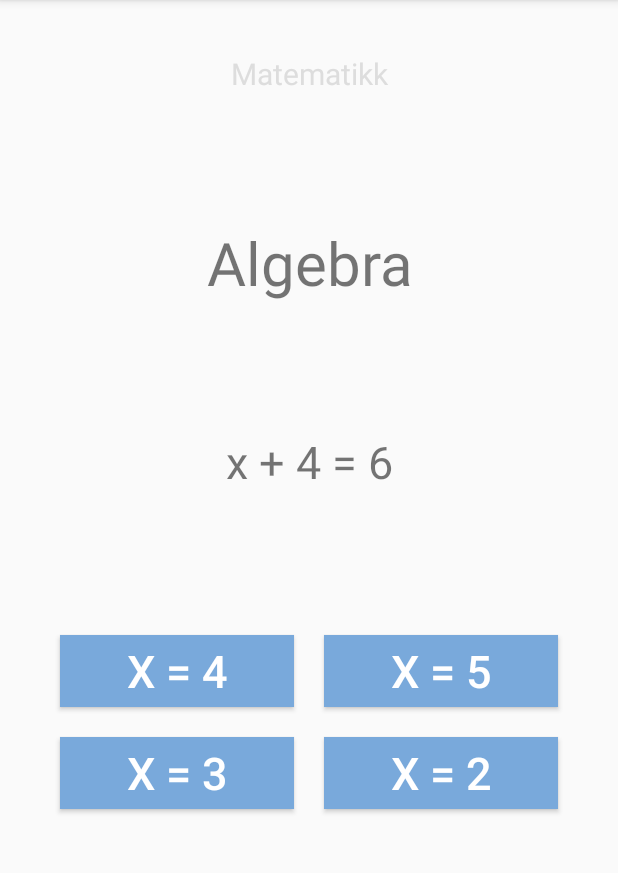
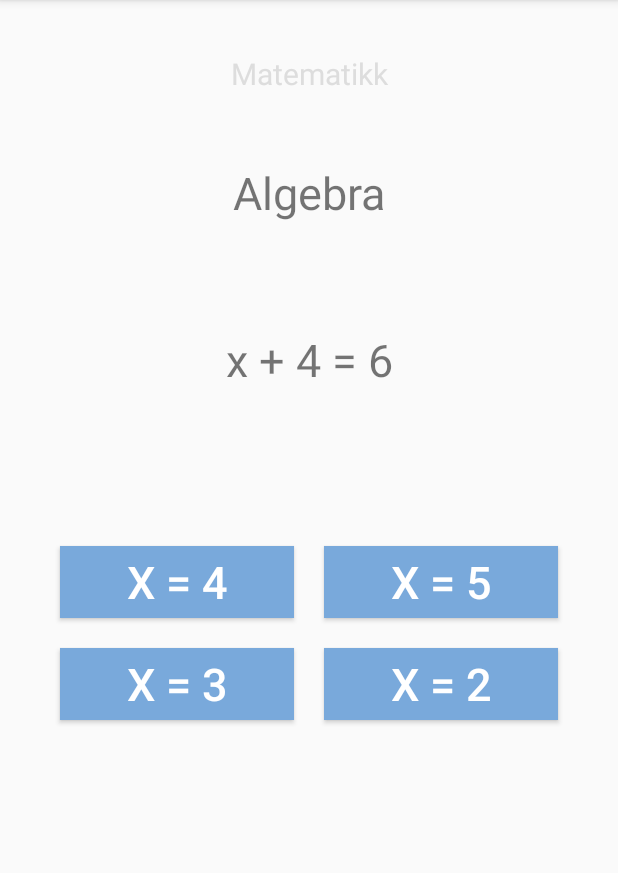
Before and after one commit to DitteCallesen/Einstein_PU, an Android app: the AssignmentActivity screen opened directly, with no data from a screen before it, on a phone screen of 412 x 824 dp, the part 84-957 px from its top. Run offline under Robolectric (Android 15) with nearby library versions, the phone set to English and light mode, and no system bars; 3 statements that could not run were skipped.

Commit message:
fixed assignment, counter is still broken

```diff
--- a/Einstein/app/src/main/res/layout/activity_assignment.xml
+++ b/Einstein/app/src/main/res/layout/activity_assignment.xml
@@ -22,20 +22,20 @@
     <!-- Navn på tema-->
     <TextView
         android:layout_width="match_parent"
-        android:layout_height="wrap_content"
+        android:layout_height="101dp"
         android:id="@+id/subject"
         android:gravity="center_horizontal"
-        android:paddingTop="60dp"
+        android:paddingTop="20dp"
         android:paddingBottom="25dp"
-        android:textSize="40dp"/>
+        android:textSize="30dp"/>
 
     <!--Oppgavetekst-->
     <TextView
         android:layout_width="match_parent"
-        android:layout_height="wrap_content"
+        android:layout_height="139dp"
         android:id="@+id/question"
         android:gravity="center_horizontal"
-        android:padding="60dp"
+        android:padding="30dp"
         android:textSize="30dp" />
 
 
```
Also changed, not shown: Einstein/app/src/main/java/com/example/diteh/einstein/AssignmentActivity.java (+28 -7 lines).
